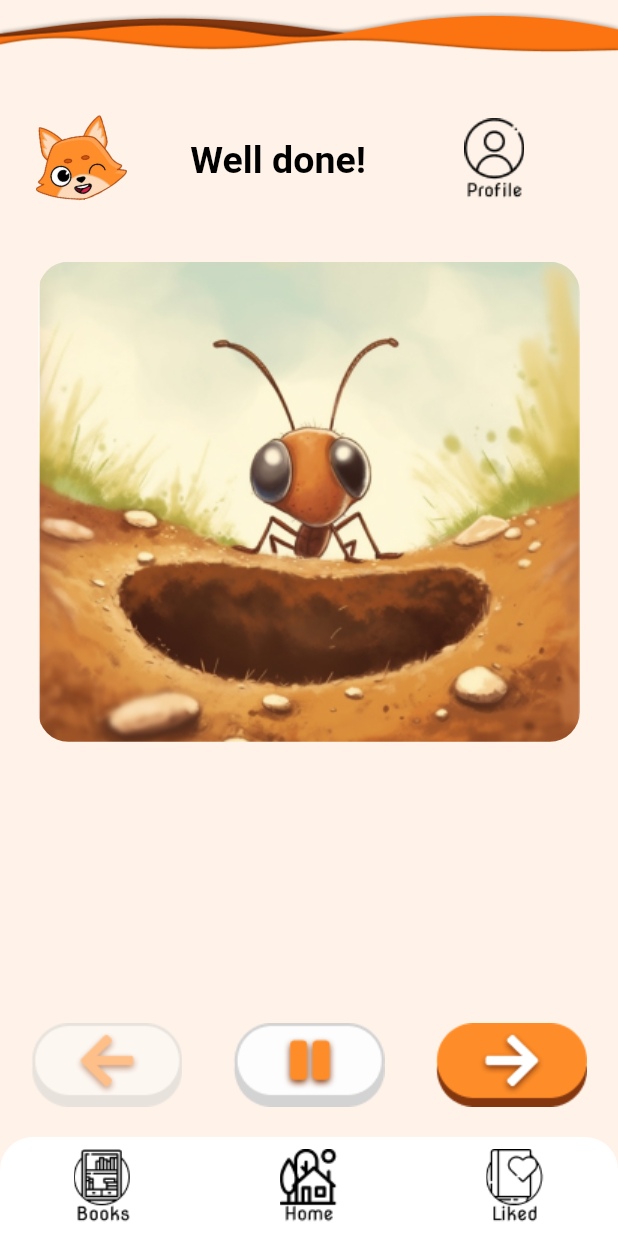
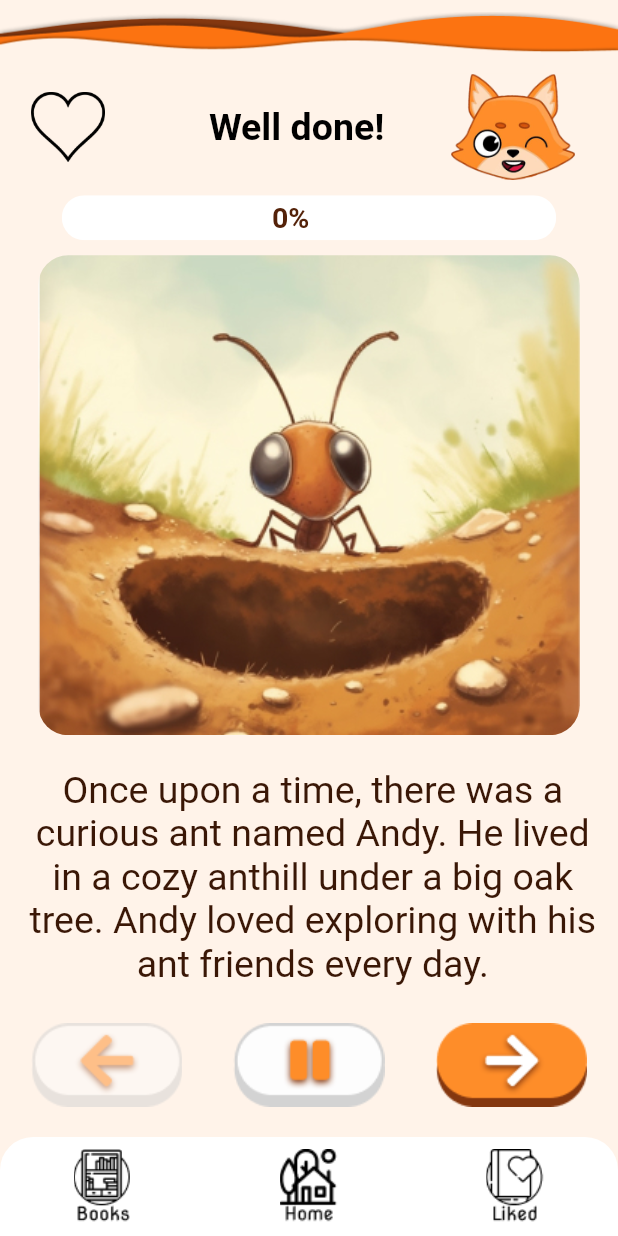
Before and after one commit to COS301-SE-2023/AI-Generated-Children-s-Stories, a Flutter app: the InsideStory screen opened by its route, on a phone screen of 412 x 824 dp. Run offline on Flutter 3.47's test engine with Material 2 defaults, Android fonts, the phone set to English and light mode, and no system bars; our stand-ins replace carousel_slider; generated files the repository leaves out were written again; Roboto replaces fonts that are missing (NotoSerif).

Commit message:
progress bar and buttons are fixed in place

```diff
--- a/lib/home.dart
+++ b/lib/home.dart
@@ -16,7 +16,6 @@ class Home extends StatefulWidget {
 class _HomeState extends State<Home> {
     @override
   Widget build(BuildContext context) {
-    final Size = MediaQuery.of(context).size;
     return Scaffold(
       backgroundColor: const Color.fromARGB(255, 255, 243, 233),
       body: SafeArea(
--- a/lib/inside_story.dart
+++ b/lib/inside_story.dart
@@ -58,11 +58,70 @@ class _InsideStoryState extends State<InsideStory> {
       body: SafeArea(
           child: Column(
         children: [
-          MyHeader(message: widget.messages[messageIndex]),
+          Row(
+            children: [
+              Padding(
+                padding: const EdgeInsets.only(top: 8.0),
+                child: Container(
+                  width: MediaQuery.of(context).size.width,
+                  height: MediaQuery.of(context).size.width * 0.1,
+                  decoration: const BoxDecoration(
+                    image: DecorationImage(
+                      fit: BoxFit.fill,
+                      image: AssetImage('assets/images/Wave.png'),
+                    ),
+                  ),
+                ),
+              ),
+            ],
+          ),
+          Row(children: [
+            Padding(
+              padding: EdgeInsets.only(
+                  left: MediaQuery.of(context).size.width * 0.05),
+              child: Image.asset(
+                'assets/images/heart-empty.png',
+                width: MediaQuery.of(context).size.width * 0.12,
+              ),
+            ),
+            Padding(
+              padding: EdgeInsets.only(
+                  left: MediaQuery.of(context).size.width * 0.06),
+              child: SizedBox(
+                width: MediaQuery.of(context).size.width * 0.5,
+                child: Text(
+                  widget.messages[messageIndex],
+                  textAlign: TextAlign.center,
+                  style: const TextStyle(
+                      fontSize: 25,
+                      color: Color.fromARGB(255, 0, 0, 0),
+                      fontWeight: FontWeight.w600),
+                ),
+              ),
+            ),
+            Stack(children: [
+              Positioned(
+                  child: Padding(
+                padding: const EdgeInsets.only(right: 5),
+                child: Image.asset(
+                  'assets/images/MascotWinking.png',
+                  width: MediaQuery.of(context).size.width * 0.2,
+                ),
+              )),
+            ])
+          ]),
+          Row(
+            children: [
+               Center(
+                 child: ProgressBar(
+                        totalPages: widget.storyText.length - 1,
+                        currentPages: storyIndex),
+               )
+            ],
+          ),
           Expanded(
             child: Padding(
               padding: EdgeInsets.only(
-                  top: 10.0,
                   left: MediaQuery.of(context).size.width * 0.05,
                   right: MediaQuery.of(context).size.width * 0.05),
               child: Row(
@@ -70,6 +129,7 @@ class _InsideStoryState extends State<InsideStory> {
                 children: [
                   SizedBox(
                     width: MediaQuery.of(context).size.width * 0.9,
+                    height: MediaQuery.of(context).size.width * 0.9,
                     child: Column(
                       children: [
                         ClipRRect(
@@ -86,6 +146,16 @@ class _InsideStoryState extends State<InsideStory> {
             ),
           ),
           Padding(
+              padding: const EdgeInsets.only(
+                  top: 10, left: 15, right: 10, bottom: 10),
+              child: Text(
+                  textAlign: TextAlign.center,
+                  widget.storyText[storyIndex],
+                  style: const TextStyle(
+                    fontSize: 25,
+                    color: Color.fromARGB(255, 58, 23, 6),
+                  ))),
+          Padding(
             padding: EdgeInsets.only(
                 bottom: 20,
                 top: 15,
@@ -97,9 +167,9 @@ class _InsideStoryState extends State<InsideStory> {
                   onTap: () => {prev()},
                   child: Image.asset('assets/images/back.png'),
                 ),
-                Spacer(),
+                const Spacer(),
                 Image.asset('assets/images/pause.png'),
-                Spacer(),
+                const Spacer(),
                 GestureDetector(
                     onTap: () => {next()},
                     child: Image.asset('assets/images/forward.png')),
--- a/lib/progress_bar.dart
+++ b/lib/progress_bar.dart
@@ -20,12 +20,15 @@ class _ProgressBarState extends State<ProgressBar> {
 
   @override
   Widget build(BuildContext context) {
-    return Stack(children: <Widget>[
-
+    return Padding(
+      padding: const EdgeInsets.only(top: 10, bottom: 10),
+      child: Stack(children: <Widget>[
         SizedBox(
           width: MediaQuery.of(context).size.width * 0.9,
           height: 30,
           //change width of cliprect
+          child: Padding(
+            padding: EdgeInsets.only(left: MediaQuery.of(context).size.width * 0.1),
             child: ClipRRect(
               borderRadius: const BorderRadius.all(Radius.circular(15)),
               child: LinearProgressIndicator(
@@ -33,6 +36,7 @@ class _ProgressBarState extends State<ProgressBar> {
                 backgroundColor: const Color.fromARGB(255, 255, 255, 255),
                 valueColor: const AlwaysStoppedAnimation<Color>(
                     Color.fromARGB(255, 254, 141, 41)),
+              ),
             ),
           ),
         ),
@@ -51,6 +55,7 @@ class _ProgressBarState extends State<ProgressBar> {
                 fontFamily: 'NotoSerif'),
           ),
         ),
-    ]);
+      ]),
+    );
   }
 }
```
Lines whose indentation alone changed are shown as unchanged.
